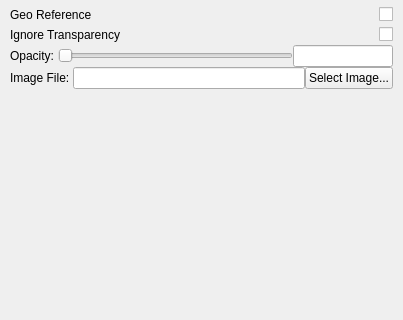
Before: the Qt Designer form apps/vaporgui/ui/ImageAppearanceGUI.ui in StasJ/vapor-formatted, drawn with Qt 5; both pictures show x 0 to 403 and y 0 to 320 of the 403 by 854 pixel window.
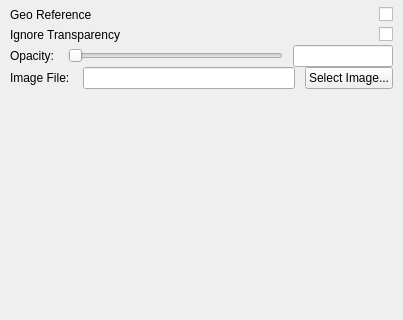
After: the same form once the commit is applied.

Diff of the .ui file:
```diff
--- a/apps/vaporgui/ui/ImageAppearanceGUI.ui
+++ b/apps/vaporgui/ui/ImageAppearanceGUI.ui
@@ -141,7 +141,7 @@
      <item>
       <layout class="QHBoxLayout" name="horizontalLayout_4">
        <property name="spacing">
-        <number>0</number>
+        <number>10</number>
        </property>
        <property name="bottomMargin">
         <number>0</number>
@@ -155,6 +155,9 @@
        </item>
        <item>
         <widget class="QSlider" name="horizontalSlider">
+         <property name="maximum">
+          <number>100</number>
+         </property>
          <property name="orientation">
           <enum>Qt::Horizontal</enum>
          </property>
@@ -175,7 +178,7 @@
      <item>
       <layout class="QHBoxLayout" name="horizontalLayout_5">
        <property name="spacing">
-        <number>0</number>
+        <number>10</number>
        </property>
        <property name="bottomMargin">
         <number>0</number>
```
Left out of the diff: 2 changed lines with no effect on the pictures.
